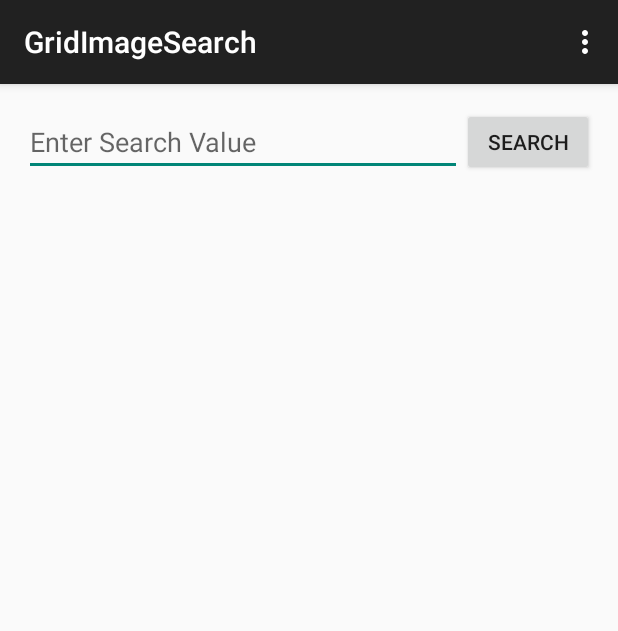
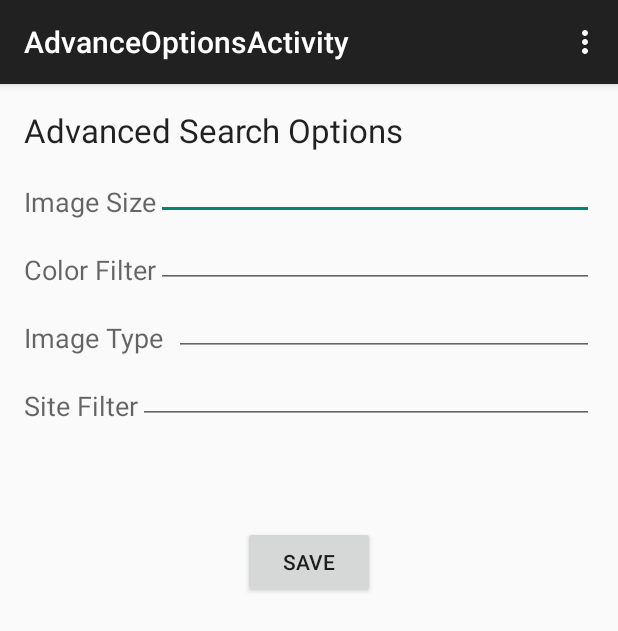
Before and after one commit to apandey092/GridImageSearch, an Android app: the screen it shows after launch (SearchActivity before the commit, AdvanceOptionsActivity after it), in the options menu, after a tap on "Settings", on a phone screen of 412 x 824 dp. Shown: the top 631 px of the screen. Run offline under Robolectric (Android 15) with nearby library versions, the phone set to English and light mode, and no system bars; our stand-ins replace Picasso; libraries missing offline, so code that uses them is left out: com.loopj.android, cz.msebera.android; pictures from the network do not load; 2 statements that could not run were skipped.

Commit message:
add more user stories impl

```diff
--- a/app/src/main/AndroidManifest.xml
+++ b/app/src/main/AndroidManifest.xml
@@ -22,6 +22,10 @@
             android:name=".activity.ImageDisplayActivity"
             android:label="@string/title_activity_image_display" >
         </activity>
+        <activity
+            android:name=".activity.AdvanceOptionsActivity"
+            android:label="@string/title_activity_advance_options" >
+        </activity>
     </application>
 
 </manifest>
--- /dev/null
+++ b/app/src/main/java/com/example/apandey/gridimagesearch/activity/AdvanceOptionsActivity.java
@@ -0,0 +1,63 @@
+package com.example.apandey.gridimagesearch.activity;
+
+import android.content.Intent;
+import android.os.Bundle;
+import android.support.v7.app.AppCompatActivity;
+import android.view.Menu;
+import android.view.MenuItem;
+import android.view.View;
+import android.widget.EditText;
+
+import com.example.apandey.gridimagesearch.R;
+
+public class AdvanceOptionsActivity extends AppCompatActivity {
+
+    @Override
+    protected void onCreate(Bundle savedInstanceState) {
+        super.onCreate(savedInstanceState);
+        setContentView(R.layout.activity_advance_options);
+    }
+
+    @Override
+    public boolean onCreateOptionsMenu(Menu menu) {
+        // Inflate the menu; this adds items to the action bar if it is present.
+        getMenuInflater().inflate(R.menu.menu_advance_options, menu);
+        return true;
+    }
+
+    @Override
+    public boolean onOptionsItemSelected(MenuItem item) {
+        // Handle action bar item clicks here. The action bar will
+        // automatically handle clicks on the Home/Up button, so long
+        // as you specify a parent activity in AndroidManifest.xml.
+        int id = item.getItemId();
+
+        //noinspection SimplifiableIfStatement
+        if (id == R.id.action_settings) {
+            return true;
+        }
+
+
+        return super.onOptionsItemSelected(item);
+    }
+
+    public void onSave(View v){
+            Intent i = new Intent();
+            EditText editImageSz = (EditText)findViewById(R.id.evImgSize);
+            EditText editImageType = (EditText)findViewById(R.id.evImageType);
+            EditText editImageColor = (EditText)findViewById(R.id.evClrFilter);
+            EditText editSiteFilter = (EditText)findViewById(R.id.evSiteFilter);
+            String imageSize = editImageSz.getText().toString();
+            String imageType = editImageType.getText().toString();
+            String imageColor = editImageColor.getText().toString();
+            String siteFilter = editSiteFilter.getText().toString();
+
+            i.putExtra("size", imageSize);
+            i.putExtra("type", imageType);
+            i.putExtra("color", imageColor);
+            i.putExtra("sitefilter", siteFilter);
+            setResult(RESULT_OK, i);
+            finish();
+
+    }
+}
--- a/app/src/main/java/com/example/apandey/gridimagesearch/activity/SearchActivity.java
+++ b/app/src/main/java/com/example/apandey/gridimagesearch/activity/SearchActivity.java
@@ -14,6 +14,7 @@ import android.widget.GridView;
 import com.example.apandey.gridimagesearch.R;
 import com.example.apandey.gridimagesearch.adapters.ImageResultsAdapter;
 import com.example.apandey.gridimagesearch.models.ImageResult;
+import com.example.apandey.gridimagesearch.utils.EndlessScrollListener;
 import com.loopj.android.http.AsyncHttpClient;
 import com.loopj.android.http.JsonHttpResponseHandler;
 
@@ -26,6 +27,13 @@ import java.util.ArrayList;
 import cz.msebera.android.httpclient.Header;
 
 public class SearchActivity extends AppCompatActivity {
+    public static int REQUEST_CODE = 10;
+    private String size;
+    private String type;
+    private String color;
+    private String siteFilter;
+    private int start = 0;
+
     EditText etQuery;
     //    Button btSearch;
     GridView gvResults;
@@ -36,6 +44,8 @@ public class SearchActivity extends AppCompatActivity {
     protected void onCreate(Bundle savedInstanceState) {
         super.onCreate(savedInstanceState);
         setContentView(R.layout.activity_search);
+
+
         setUpViews();
 
     }
@@ -50,12 +60,41 @@ public class SearchActivity extends AppCompatActivity {
         gvResults.setOnItemClickListener(new AdapterView.OnItemClickListener() {
             @Override
             public void onItemClick(AdapterView<?> parent, View view, int position, long id) {
-               Intent i = new Intent(getApplicationContext(), ImageDisplayActivity.class);
+                Intent i = new Intent(getApplicationContext(), ImageDisplayActivity.class);
                 ImageResult imageResult = imageResults.get(position);
                 i.putExtra("result", imageResult);
                 startActivity(i);
             }
         });
+        gvResults.setOnScrollListener(new EndlessScrollListener(8) {
+            @Override
+            public boolean onLoadMore(int page, int totalItemsCount) {
+                loadMore(page);
+                return true;
+            }
+        });
+
+
+
+    }
+
+    public void onComposeAction(MenuItem mi) {
+        Intent i = new Intent(this, AdvanceOptionsActivity.class);
+        startActivityForResult(i, REQUEST_CODE);
+    }
+
+    @Override
+    protected void onActivityResult(int requestCode, int resultCode, Intent data) {
+        if(requestCode == REQUEST_CODE && resultCode == RESULT_OK){
+//            i.putExtra("size", imageSize);
+//            i.putExtra("type", imageType);
+//            i.putExtra("color", imageColor);
+//            i.putExtra("sitefilter", siteFilter);
+            size = data.getStringExtra("size");
+            type = data.getStringExtra("type");
+            color = data.getStringExtra("color");
+            siteFilter = data.getStringExtra("sitefilter");
+        }
     }
 
     @Override
@@ -81,9 +120,26 @@ public class SearchActivity extends AppCompatActivity {
     }
 
     public void onImageSearch(View v) {
+       loadMore(0);
+    }
+
+    private void loadMore(int start){
         String query = etQuery.getText().toString();
 //        Toast.makeText(this, "Search for "+query, Toast.LENGTH_SHORT).show();
-        String searchUrl = "https://ajax.googleapis.com/ajax/services/search/images?v=1.0&q=" + query + "&rsz=8";
+        String searchUrl = "https://ajax.googleapis.com/ajax/services/search/images?v=1.0&q=" + query + "&rsz=8&start="+start;
+//        https://ajax.googleapis.com/ajax/services/search/images?v=1.0&q=fb&rsz=8&imgc=blue&imgsz=icon&imgtype=face&as_sitesearch=facebook.com
+        if(size != null && !size.isEmpty()){
+            searchUrl += "&imgsz="+size;
+        }
+        if(type != null && !type.isEmpty()){
+            searchUrl += "&imgtype="+type;
+        }
+        if(siteFilter != null && !siteFilter.isEmpty()){
+            searchUrl += "&as_sitesearch="+siteFilter;
+        }
+        if(color != null && !color.isEmpty()){
+            searchUrl += "&imgc="+color;
+        }
         AsyncHttpClient client = new AsyncHttpClient();
         client.get(searchUrl, new JsonHttpResponseHandler() {
             @Override
@@ -97,7 +153,6 @@ public class SearchActivity extends AppCompatActivity {
                 } catch (JSONException e) {
                     e.printStackTrace();
                 }
-
                 Log.d("INFO", imageResults.toString());
             }
 
--- /dev/null
+++ b/app/src/main/java/com/example/apandey/gridimagesearch/utils/EndlessScrollListener.java
@@ -0,0 +1,72 @@
+package com.example.apandey.gridimagesearch.utils;
+
+/**
+ * Created by apandey on 10/31/15.
+ */
+import android.widget.AbsListView;
+
+public abstract class EndlessScrollListener implements AbsListView.OnScrollListener {
+    // The minimum amount of items to have below your current scroll position
+    // before loading more.
+    private int visibleThreshold = 5;
+    // The current offset index of data you have loaded
+    private int currentPage = 0;
+    // The total number of items in the dataset after the last load
+    private int previousTotalItemCount = 0;
+    // True if we are still waiting for the last set of data to load.
+    private boolean loading = true;
+    // Sets the starting page index
+    private int startingPageIndex = 0;
+
+    public EndlessScrollListener() {
+    }
+
+    public EndlessScrollListener(int visibleThreshold) {
+        this.visibleThreshold = visibleThreshold;
+    }
+
+    public EndlessScrollListener(int visibleThreshold, int startPage) {
+        this.visibleThreshold = visibleThreshold;
+        this.startingPageIndex = startPage;
+        this.currentPage = startPage;
+    }
+
+    // This happens many times a second during a scroll, so be wary of the code you place here.
+    // We are given a few useful parameters to help us work out if we need to load some more data,
+    // but first we check if we are waiting for the previous load to finish.
+    @Override
+    public void onScroll(AbsListView view, int firstVisibleItem, int visibleItemCount, int totalItemCount)
+    {
+        // If the total item count is zero and the previous isn't, assume the
+        // list is invalidated and should be reset back to initial state
+        if (totalItemCount < previousTotalItemCount) {
+            this.currentPage = this.startingPageIndex;
+            this.previousTotalItemCount = totalItemCount;
+            if (totalItemCount == 0) { this.loading = true; }
+        }
+        // If it's still loading, we check to see if the dataset count has
+        // changed, if so we conclude it has finished loading and update the current page
+        // number and total item count.
+        if (loading && (totalItemCount > previousTotalItemCount)) {
+            loading = false;
+            previousTotalItemCount = totalItemCount;
+            currentPage++;
+        }
+
+        // If it isn't currently loading, we check to see if we have breached
+        // the visibleThreshold and need to reload more data.
+        // If we do need to reload some more data, we execute onLoadMore to fetch the data.
+        if (!loading && (totalItemCount - visibleItemCount)<=(firstVisibleItem + visibleThreshold)) {
+            loading = onLoadMore(currentPage + 1, totalItemCount);
+        }
+    }
+
+    // Defines the process for actually loading more data based on page
+    // Returns true if more data is being loaded; returns false if there is no more data to load.
+    public abstract boolean onLoadMore(int page, int totalItemsCount);
+
+    @Override
+    public void onScrollStateChanged(AbsListView view, int scrollState) {
+        // Don't take any action on changed
+    }
+}
--- /dev/null
+++ b/app/src/main/res/layout/activity_advance_options.xml
@@ -0,0 +1,111 @@
+<RelativeLayout xmlns:android="http://schemas.android.com/apk/res/android"
+    xmlns:tools="http://schemas.android.com/tools" android:layout_width="match_parent"
+    android:layout_height="match_parent" android:paddingLeft="@dimen/activity_horizontal_margin"
+    android:paddingRight="@dimen/activity_horizontal_margin"
+    android:paddingTop="@dimen/activity_vertical_margin"
+    android:paddingBottom="@dimen/activity_vertical_margin"
+    tools:context="com.example.apandey.gridimagesearch.activity.AdvanceOptionsActivity"
+    android:id="@+id/advSearch">
+
+
+    <TextView
+        android:layout_width="wrap_content"
+        android:layout_height="wrap_content"
+        android:textAppearance="?android:attr/textAppearanceLarge"
+        android:text="Advanced Search Options"
+        android:id="@+id/txtAdv"
+        android:layout_alignParentTop="true"
+        android:layout_alignParentLeft="true"
+        android:layout_alignParentStart="true" />
+
+    <TextView
+        android:layout_width="wrap_content"
+        android:layout_height="wrap_content"
+        android:textAppearance="?android:attr/textAppearanceMedium"
+        android:text="Image Size"
+        android:id="@+id/txtImageSize"
+        android:layout_alignParentLeft="true"
+        android:layout_alignParentStart="true"
+        android:layout_alignBottom="@+id/evImgSize" />
+
+    <EditText
+        android:layout_width="wrap_content"
+        android:layout_height="wrap_content"
+        android:id="@+id/evImgSize"
+        android:layout_toRightOf="@+id/txtImageSize"
+        android:layout_alignParentRight="true"
+        android:layout_alignParentEnd="true"
+        android:layout_below="@+id/txtAdv" />
+
+    <TextView
+        android:layout_width="wrap_content"
+        android:layout_height="wrap_content"
+        android:textAppearance="?android:attr/textAppearanceMedium"
+        android:text="Color Filter"
+        android:id="@+id/txtColor"
+        android:layout_alignBottom="@+id/evClrFilter"
+        android:layout_alignParentLeft="true"
+        android:layout_alignParentStart="true"
+        android:width="100dp" />
+
+    <EditText
+        android:layout_width="wrap_content"
+        android:layout_height="wrap_content"
+        android:id="@+id/evClrFilter"
+        android:layout_alignLeft="@+id/evImgSize"
+        android:layout_alignStart="@+id/evImgSize"
+        android:layout_alignRight="@+id/evImgSize"
+        android:layout_alignEnd="@+id/evImgSize"
+        android:layout_below="@+id/evImgSize" />
+
+    <TextView
+        android:layout_width="wrap_content"
+        android:layout_height="wrap_content"
+        android:textAppearance="?android:attr/textAppearanceMedium"
+        android:text="Image Type"
+        android:id="@+id/txtImageType"
+        android:layout_alignParentLeft="true"
+        android:layout_alignParentStart="true"
+        android:layout_alignBottom="@+id/evImageType"
+        android:width="100dp" />
+
+    <EditText
+        android:layout_width="wrap_content"
+        android:layout_height="wrap_content"
+        android:id="@+id/evImageType"
+        android:layout_below="@+id/evClrFilter"
+        android:layout_alignRight="@+id/evClrFilter"
+        android:layout_alignEnd="@+id/evClrFilter"
+        android:layout_toRightOf="@+id/txtImageType"
+        android:layout_toEndOf="@+id/txtImageType" />
+
+    <TextView
+        android:layout_width="wrap_content"
+        android:layout_height="wrap_content"
+        android:textAppearance="?android:attr/textAppearanceMedium"
+        android:text="Site Filter"
+        android:id="@+id/txtSiteFilter"
+        android:layout_alignParentLeft="true"
+        android:layout_alignParentStart="true"
+        android:layout_alignBottom="@+id/evSiteFilter" />
+
+    <EditText
+        android:layout_width="wrap_content"
+        android:layout_height="wrap_content"
+        android:id="@+id/evSiteFilter"
+        android:layout_below="@+id/evImageType"
+        android:layout_alignRight="@+id/evImageType"
+        android:layout_alignEnd="@+id/evImageType"
+        android:layout_toRightOf="@+id/txtSiteFilter"
+        android:layout_toEndOf="@+id/txtSiteFilter" />
+
+    <Button
+        android:layout_width="wrap_content"
+        android:layout_height="wrap_content"
+        android:text="Save"
+        android:id="@+id/bvSave"
+        android:onClick="onSave"
+        android:layout_marginTop="68dp"
+        android:layout_below="@+id/txtSiteFilter"
+        android:layout_centerHorizontal="true" />
+</RelativeLayout>
--- a/app/src/main/res/layout/item_image_result.xml
+++ b/app/src/main/res/layout/item_image_result.xml
@@ -16,7 +16,7 @@
         android:layout_height="wrap_content"
         android:id="@+id/tvTitle"
         android:layout_weight="1"
-        android:maxLines="3"
+        android:maxLines="4"
         android:ellipsize="end"
         android:contentDescription="@string/image_item_title" />
 </LinearLayout>
--- /dev/null
+++ b/app/src/main/res/menu/menu_advance_options.xml
@@ -0,0 +1,7 @@
+<menu xmlns:android="http://schemas.android.com/apk/res/android"
+    xmlns:app="http://schemas.android.com/apk/res-auto"
+    xmlns:tools="http://schemas.android.com/tools"
+    tools:context="com.example.apandey.gridimagesearch.activity.AdvanceOptionsActivity">
+    <item android:id="@+id/action_settings" android:title="@string/action_settings"
+        android:orderInCategory="100" app:showAsAction="never" />
+</menu>
--- a/app/src/main/res/menu/menu_search.xml
+++ b/app/src/main/res/menu/menu_search.xml
@@ -1,6 +1,8 @@
 <menu xmlns:android="http://schemas.android.com/apk/res/android"
     xmlns:app="http://schemas.android.com/apk/res-auto"
     xmlns:tools="http://schemas.android.com/tools" tools:context=".SearchActivity">
-    <item android:id="@+id/action_settings" android:title="@string/action_settings"
+    <item android:id="@+id/action_settings"
+        android:onClick="onComposeAction"
+        android:title="@string/action_settings"
         android:orderInCategory="100" app:showAsAction="never" />
 </menu>
--- a/app/src/main/res/values/strings.xml
+++ b/app/src/main/res/values/strings.xml
@@ -8,4 +8,5 @@
     <string name="image_item_title">image title</string>
     <string name="image_item">Image Search</string>
     <string name="title_activity_image_display">ImageDisplayActivity</string>
+    <string name="title_activity_advance_options">AdvanceOptionsActivity</string>
 </resources>
```
